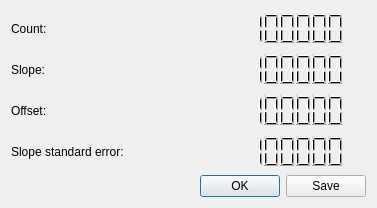
Qt form regressiondiag.ui (IMbackK/TelsysMaster) before a commit.
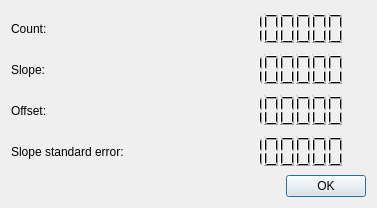
The same form after that commit.

Diff of the .ui file:
```diff
--- a/regressiondiag.ui
+++ b/regressiondiag.ui
@@ -116,7 +116,7 @@
       <enum>Qt::Horizontal</enum>
      </property>
      <property name="standardButtons">
-      <set>QDialogButtonBox::Ok|QDialogButtonBox::Save</set>
+      <set>QDialogButtonBox::Ok</set>
      </property>
     </widget>
    </item>
```
Left out of the diff: 2 changed lines with no effect on the pictures.
